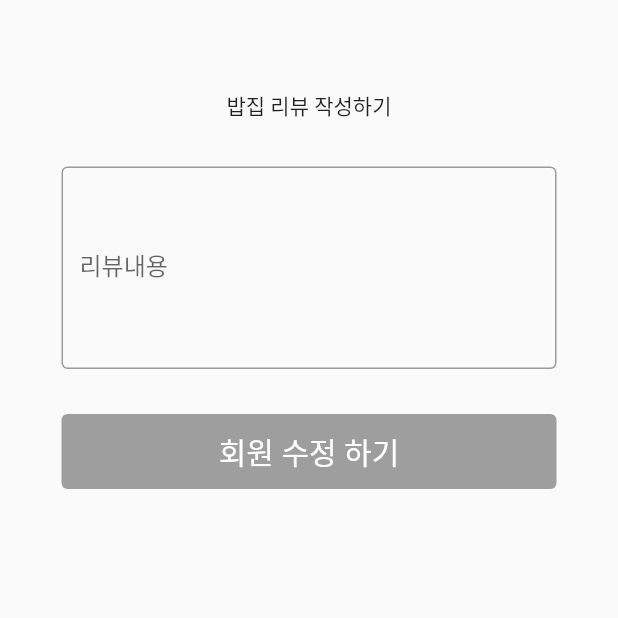
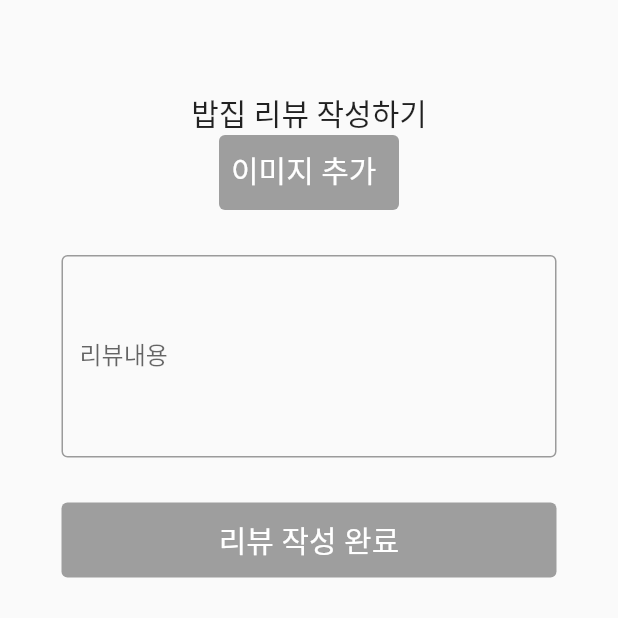
Before and after one commit to tlswodn205/mubwara, a Flutter app: the ReviewWritePage screen opened directly, on a phone screen of 412 x 824 dp, the top half of it. Run offline on Flutter 3.47's test engine with Material 2 defaults, Android fonts, the phone set to English and light mode, and no system bars; our stand-ins replace firebase_core, flutter_riverpod, font_awesome_flutter, geolocator, google_maps_flutter; missing offline and left inert: remedi_kopo; accounts and stored records are empty.

Commit message:
리뷰작성페이지 수정완료

```diff
--- a/lib/views/page/review_write_page/review_write_page.dart
+++ b/lib/views/page/review_write_page/review_write_page.dart
@@ -11,18 +11,26 @@ class ReviewWritePage extends StatelessWidget {
       body: Column(
         children: [
           SizedBox(height: 60),
-        Text("${shopList[0].shop_name} 리뷰 작성하기",),
+          Text("${shopList[0].shop_name} 리뷰 작성하기",
+              style: TextStyle(fontSize: 20)),
+          _buildButton(
+              buttonName: "이미지 추가 하기",
+              buttonBackgroundColor: Colors.grey,
+              fontColor: Colors.white,
+              widthSize: 120),
           SizedBox(height: 30),
           _buildTextFeild("리뷰내용", "null"),
           SizedBox(height: 30),
           _buildButton(
-            buttonName: "회원 수정 하기",
+              buttonName: "리뷰 작성 완료",
               buttonBackgroundColor: Colors.grey,
-            fontColor: Colors.white)
+              fontColor: Colors.white,
+              widthSize: 330)
         ],
       ),
     );
   }
+
   Widget _buildTextFeild(String feildName, String defaultText) {
     return Center(
       child: SizedBox(
@@ -43,9 +51,10 @@ class ReviewWritePage extends StatelessWidget {
   Widget _buildButton(
       {required String buttonName,
       required Color buttonBackgroundColor,
-        required Color fontColor}) {
+      required Color fontColor,
+      required double widthSize}) {
     return Container(
-      width: 330,
+      width: widthSize,
       height: 50,
       child: TextButton(
         style: TextButton.styleFrom(
```
Lines whose indentation alone changed are shown as unchanged.
